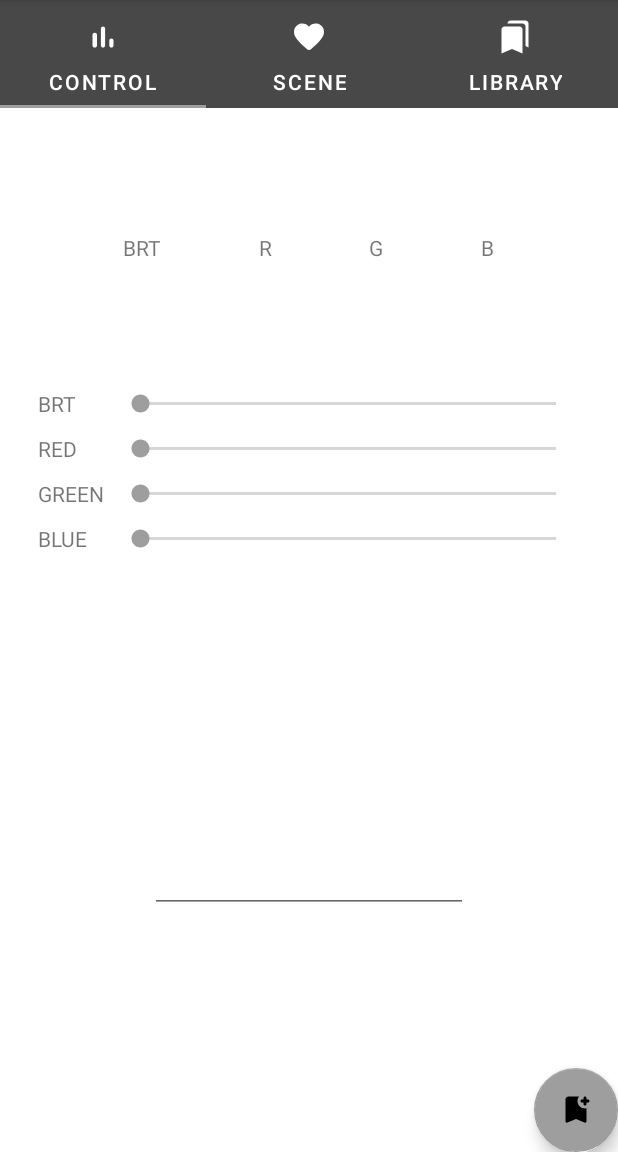
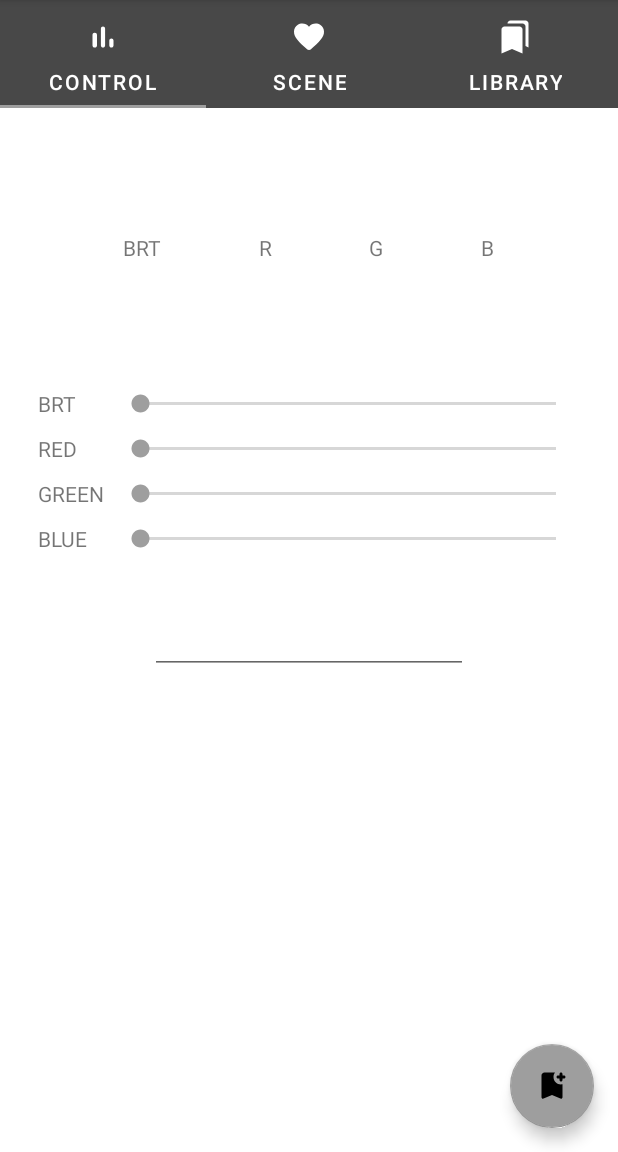
Before and after one commit to davidepalladino/LumenIO-AndroidApp, an Android app: the screen it shows after launch (MainActivity), on a phone screen of 412 x 824 dp, the part 84-1236 px from its top. Run offline under Robolectric (Android 15) with nearby library versions, the phone set to English and light mode, and no system bars; our stand-ins replace Room's generated code, data binding.

Commit message:
Changed the ViewGroup of ControlFragment. Changed the logic about the ProfileDao in accordance to view/edit the value with the ProfileViewModel.

```diff
--- a/Android Studio/LumenIO/app/src/main/java/it/davidepalladino/lumenio/data/ProfileDao.java
+++ b/Android Studio/LumenIO/app/src/main/java/it/davidepalladino/lumenio/data/ProfileDao.java
@@ -19,5 +19,6 @@ public interface ProfileDao {
     LiveData<List<Profile>> getAll();
 
     @Query("SELECT * FROM profiles WHERE id = :id")
-    LiveData<Profile> getById(int id);
+    Profile getById(int id);
+//    LiveData<Profile> getById(int id);
 }
--- a/Android Studio/LumenIO/app/src/main/java/it/davidepalladino/lumenio/data/ProfileRepository.java
+++ b/Android Studio/LumenIO/app/src/main/java/it/davidepalladino/lumenio/data/ProfileRepository.java
@@ -18,7 +18,8 @@ public class ProfileRepository {
 
     public LiveData<List<Profile>> getAll() { return this.allProfiles; }
 
-    public LiveData<Profile> getById(int id) { return this.profileDao.getById(id); }
+    public Profile getById(int id) { return this.profileDao.getById(id); }
+//    public LiveData<Profile> 0getById(int id) { return this.profileDao.getById(id); }
 
     public void insert(Profile profile) {
         this.profileDao.insert(profile);
--- a/Android Studio/LumenIO/app/src/main/java/it/davidepalladino/lumenio/view/ControlFragment.java
+++ b/Android Studio/LumenIO/app/src/main/java/it/davidepalladino/lumenio/view/ControlFragment.java
@@ -23,13 +23,13 @@ public class ControlFragment extends Fragment {
         profileViewModel = new ViewModelProvider(requireActivity()).get(ProfileViewModel.class);
 
         binding = FragmentControlBinding.inflate(inflater, container, false);
-//        binding.setLifecycleOwner(this);
-//        binding.setProfileViewModel(profileViewModel);
+        binding.setLifecycleOwner(this);
+        binding.setProfileViewModel(profileViewModel);
 
-        profileViewModel.getSelectedProfile().observe(requireActivity(), profile -> {
-            // Update the cached copy of the words in the adapter.
-            binding.setProfileViewModel(profile);
-        });
+//        profileViewModel.getSelectedProfile().observe(requireActivity(), profile -> {
+//            // Update the cached copy of the words in the adapter.
+//            binding.setProfileViewModel(profile);
+//        });
 
 
         binding.fab.setOnClickListener(new View.OnClickListener() {
@@ -38,7 +38,7 @@ public class ControlFragment extends Fragment {
                 new Thread(new Runnable() {
                     @Override
                     public void run() {
-//                        profileViewModel.insert();
+                        profileViewModel.insert();
 
                         Snackbar.make(view, "Saved", Snackbar.LENGTH_LONG)
                                 .setAction("Action", null).show();
--- a/Android Studio/LumenIO/app/src/main/java/it/davidepalladino/lumenio/view/ProfileViewModel.java
+++ b/Android Studio/LumenIO/app/src/main/java/it/davidepalladino/lumenio/view/ProfileViewModel.java
@@ -9,6 +9,8 @@ import androidx.lifecycle.MutableLiveData;
 import androidx.lifecycle.Transformations;
 import androidx.lifecycle.ViewModel;
 
+import com.google.android.material.snackbar.Snackbar;
+
 import java.util.List;
 
 import it.davidepalladino.lumenio.data.Profile;
@@ -19,55 +21,60 @@ public class ProfileViewModel extends AndroidViewModel {
     public ProfileRepository profileRepository;
     public LiveData<List<Profile>> allProfiles;
 
-//    private final MutableLiveData<String> name;
-//    private final MutableLiveData<Integer> brightness;
-//    private final MutableLiveData<Integer> red;
-//    private final MutableLiveData<Integer> green;
-//    private final MutableLiveData<Integer> blue;
-//
-//    public ProfileViewModel(Application application) {
-//        super(application);
-//
-//        this.profileRepository = new ProfileRepository(application);
-//        this.allProfiles = profileRepository.getAll();
-//
-//        Profile profileSelected = profileRepository.getById(1).getValue();
-//        if (profileSelected == null) {
-//            profileSelected = new Profile("Manual", 0,0,0,0);
-//        }
-//
-//        this.name = new MutableLiveData<String>(profileSelected.name);
-//        this.brightness = new MutableLiveData<Integer>(profileSelected.brightness);
-//        this.red = new MutableLiveData<Integer>(profileSelected.red);
-//        this.blue = new MutableLiveData<Integer>(profileSelected.green);
-//        this.green = new MutableLiveData<Integer>(profileSelected.blue);
-//    }
-//
-//    public void setName(String name) { this.name.setValue(name); }
-//
-//    public MutableLiveData<String> getName() { return this.name; }
-//
-//    public void setBrightness(int brightness) { this.brightness.setValue(brightness); }
-//
-//    public MutableLiveData<Integer> getBrightness() { return this.brightness; }
-//
-//    public void setRed(int red) { this.red.setValue(red); }
-//
-//    public MutableLiveData<Integer> getRed() { return this.red; }
-//
-//    public void setGreen(int green) { this.green.setValue(green); }
-//
-//    public MutableLiveData<Integer> getGreen() { return this.green; }
-//
-//    public void setBlue(int blue) { this.blue.setValue(blue); }
-//
-//    public MutableLiveData<Integer> getBlue() { return this.blue; }
-//
-//    public LiveData<List<Profile>> getAllProfiles() { return this.allProfiles; }
-//
-//    public void insert() {
-//        profileRepository.insert(new Profile(this.name.getValue(), this.brightness.getValue(), this.red.getValue(), this.green.getValue(), this.blue.getValue()));
-//    }
+    private MutableLiveData<String> name;
+    private MutableLiveData<Integer> brightness;
+    private MutableLiveData<Integer> red;
+    private MutableLiveData<Integer> green;
+    private MutableLiveData<Integer> blue;
+
+    public ProfileViewModel(Application application) {
+        super(application);
+
+        this.profileRepository = new ProfileRepository(application);
+
+        this.allProfiles = profileRepository.getAll();
+        new Thread(new Runnable() {
+            @Override
+            public void run() {
+                Profile profileSelected = profileRepository.getById(1);
+                if (profileSelected == null) {
+                    profileSelected = new Profile("Manual", 10,10,10,10);
+                }
+
+                name = new MutableLiveData<String>(profileSelected.name);
+                brightness = new MutableLiveData<Integer>(profileSelected.brightness);
+                red = new MutableLiveData<Integer>(profileSelected.red);
+                blue = new MutableLiveData<Integer>(profileSelected.green);
+                green = new MutableLiveData<Integer>(profileSelected.blue);
+            }
+        }).start();
+    }
+
+    public void setName(String name) { this.name.setValue(name); }
+
+    public MutableLiveData<String> getName() { return this.name; }
+
+    public void setBrightness(int brightness) { this.brightness.setValue(brightness); }
+
+    public MutableLiveData<Integer> getBrightness() { return this.brightness; }
+
+    public void setRed(int red) { this.red.setValue(red); }
+
+    public MutableLiveData<Integer> getRed() { return this.red; }
+
+    public void setGreen(int green) { this.green.setValue(green); }
+
+    public MutableLiveData<Integer> getGreen() { return this.green; }
+
+    public void setBlue(int blue) { this.blue.setValue(blue); }
+
+    public MutableLiveData<Integer> getBlue() { return this.blue; }
+
+    public LiveData<List<Profile>> getAllProfiles() { return this.allProfiles; }
+
+    public void insert() {
+        profileRepository.insert(new Profile(this.name.getValue(), this.brightness.getValue(), this.red.getValue(), this.green.getValue(), this.blue.getValue()));
+    }
 
 
 
@@ -77,29 +84,23 @@ public class ProfileViewModel extends AndroidViewModel {
 
 
 
-    public LiveData<Profile> selectedProfile;
+//    public LiveData<Profile> selectedProfile;
 
-    public ProfileViewModel(Application application) {
-        super(application);
-
-        this.profileRepository = new ProfileRepository(application);
-        this.allProfiles = profileRepository.getAll();
-        this.selectedProfile = profileRepository.getById(1);
-
-//        Profile profileSelected = profileRepository.getById(1).getValue();
-//        if (profileSelected == null) {
-//            profileSelected = new Profile("Manual", 0,0,0,0);
-//        }
-//        this.selectedProfile = new MutableLiveData<Profile>(profileSelected);
-    }
-
-//    public void setBlue(int blue) { this.selectedProfile.getValue().blue = blue; }
+//    public ProfileViewModel(Application application) {
+//        super(application);
 //
-//    public int getBlue() { return this.selectedProfile.getValue().blue; }
-
-    public LiveData<List<Profile>> getAllProfiles() { return this.allProfiles; }
-
-    public LiveData<Profile> getSelectedProfile() { return this.selectedProfile; }
-
-    public void insert(Profile profile) { profileRepository.insert(profile); }
+//        this.profileRepository = new ProfileRepository(application);
+//        this.allProfiles = profileRepository.getAll();
+//        this.selectedProfile = profileRepository.getById(1);
+//    }
+//
+////    public void setBlue(int blue) { this.selectedProfile.getValue().blue = blue; }
+////
+////    public int getBlue() { return this.selectedProfile.getValue().blue; }
+//
+//    public LiveData<List<Profile>> getAllProfiles() { return this.allProfiles; }
+//
+//    public LiveData<Profile> getSelectedProfile() { return this.selectedProfile; }
+//
+//    public void insert(Profile profile) { profileRepository.insert(profile); }
 }
--- a/Android Studio/LumenIO/app/src/main/res/layout/fragment_control.xml
+++ b/Android Studio/LumenIO/app/src/main/res/layout/fragment_control.xml
@@ -5,17 +5,16 @@
     xmlns:tools="http://schemas.android.com/tools" >
 
     <data>
-        <variable name="profileViewModel" type="it.davidepalladino.lumenio.data.Profile" />
+        <variable name="profileViewModel" type="it.davidepalladino.lumenio.view.ProfileViewModel" />
         <import type="android.graphics.Color" />
     </data>
 
-    <androidx.constraintlayout.widget.ConstraintLayout
+    <LinearLayout
         android:layout_width="match_parent"
         android:layout_height="match_parent"
-        tools:context=".view.ControlFragment">
+        android:orientation="vertical">
 
         <View
-            android:id="@+id/sample"
             android:layout_width="match_parent"
             android:layout_height="25dp"
             android:layout_marginTop="50dp"
@@ -23,22 +22,14 @@
             android:background="@{Color.argb(profileViewModel.brightness, profileViewModel.red, profileViewModel.green, profileViewModel.blue)}"
             android:backgroundTint="#000000"
             android:backgroundTintMode="add"
-            android:elevation="10dp"
-            app:layout_constraintBottom_toTopOf="@+id/valuesSet"
-            app:layout_constraintEnd_toEndOf="parent"
-            app:layout_constraintStart_toStartOf="parent"
-            app:layout_constraintTop_toTopOf="parent" />
+            android:elevation="10dp" />
 
         <TableRow
-            android:id="@+id/valuesSet"
             android:layout_width="match_parent"
             android:layout_height="wrap_content"
             android:layout_marginTop="8dp"
             android:layout_marginHorizontal="50dp"
-            android:gravity="center"
-            app:layout_constraintEnd_toEndOf="parent"
-            app:layout_constraintStart_toStartOf="parent"
-            app:layout_constraintTop_toBottomOf="@+id/sample" >
+            android:gravity="center" >
 
             <LinearLayout
                 android:layout_width="wrap_content"
@@ -116,15 +107,11 @@
         </TableRow>
 
         <TableRow
-            android:id="@+id/sliders"
             android:layout_width="match_parent"
             android:layout_height="wrap_content"
             android:gravity="center"
             android:layout_marginTop="30dp"
             android:layout_marginHorizontal="25dp"
-            app:layout_constraintEnd_toEndOf="parent"
-            app:layout_constraintStart_toStartOf="parent"
-            app:layout_constraintTop_toBottomOf="@+id/valuesSet"
             android:paddingVertical="30dp">
 
             <LinearLayout
@@ -207,20 +194,20 @@
             android:layout_width="match_parent"
             android:layout_height="wrap_content"
             android:layout_marginHorizontal="100dp"
-            app:layout_constraintBottom_toBottomOf="parent"
-            app:layout_constraintEnd_toEndOf="parent"
-            app:layout_constraintStart_toStartOf="parent"
-            app:layout_constraintTop_toBottomOf="@id/sliders"
             android:text="@={profileViewModel.name}"
             tools:text="TAG" />
 
-        <com.google.android.material.floatingactionbutton.FloatingActionButton
-            android:id="@+id/fab"
-            android:layout_width="wrap_content"
-            android:layout_height="wrap_content"
-            android:layout_gravity="bottom|end"
-            app:layout_constraintBottom_toBottomOf="parent"
-            app:layout_constraintEnd_toEndOf="parent"
-            app:srcCompat="@drawable/ic_round_add" />
-    </androidx.constraintlayout.widget.ConstraintLayout>
+        <FrameLayout
+            android:layout_width="match_parent"
+            android:layout_height="match_parent">
+
+            <com.google.android.material.floatingactionbutton.FloatingActionButton
+                android:id="@+id/fab"
+                android:layout_width="wrap_content"
+                android:layout_height="wrap_content"
+                android:layout_gravity="end|bottom"
+                android:layout_margin="@dimen/fab_margin"
+                app:srcCompat="@drawable/ic_round_add" />
+        </FrameLayout>
+    </LinearLayout>
 </layout>
```
